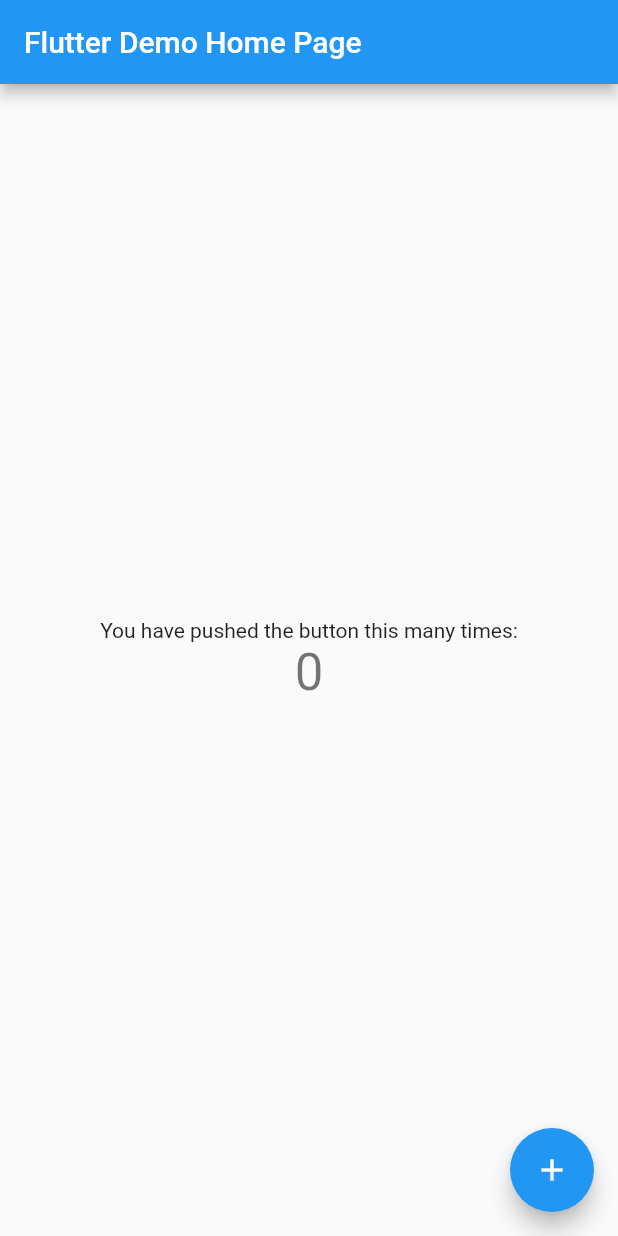
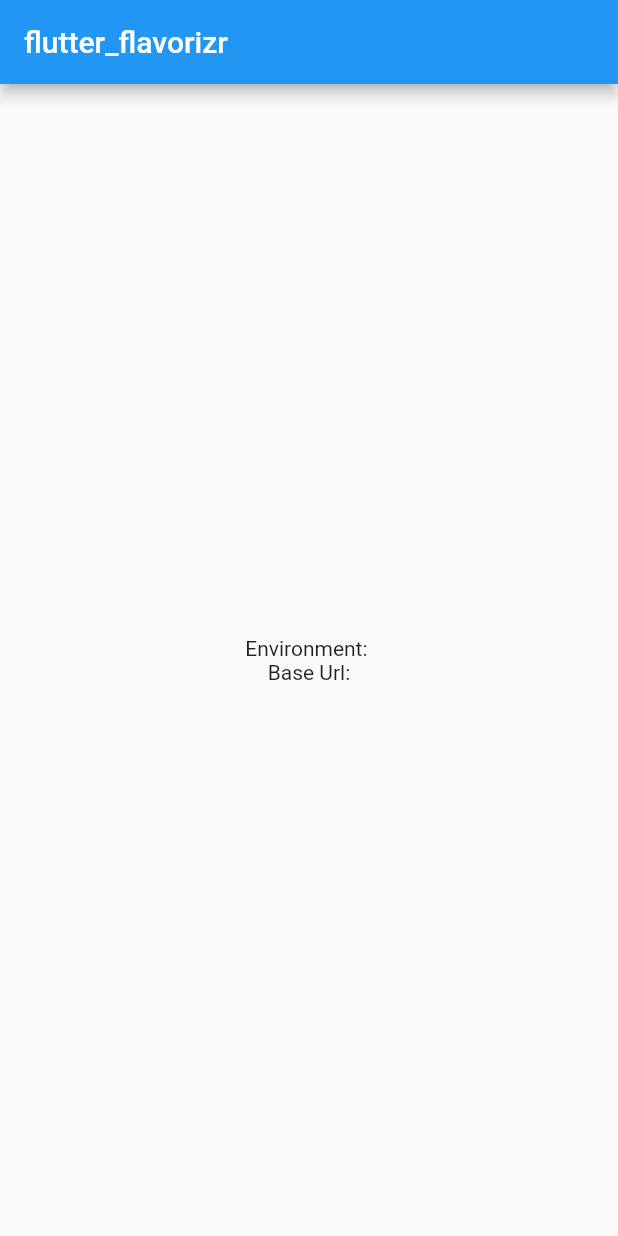
Before and after one commit to WingCH/Learning, a Flutter app: the screen it shows after launch, on a phone screen of 412 x 824 dp. Run offline on Flutter 3.47's test engine with Material 2 defaults, Android fonts, the phone set to English and light mode, and no system bars; our stand-ins replace get, go_router.

Commit message:
[flutter_flavorizr] home page

```diff
--- /dev/null
+++ b/Flutter/flutter_flavorizr/lib/app.dart
@@ -0,0 +1,35 @@
+import 'package:flutter/material.dart';
+
+class App extends StatelessWidget {
+  const App({Key? key}) : super(key: key);
+
+  @override
+  Widget build(BuildContext context) {
+    return MaterialApp(
+      title: 'Flutter Demo',
+      home: Home(),
+    );
+  }
+}
+
+class Home extends StatelessWidget {
+  const Home({Key? key}) : super(key: key);
+
+  @override
+  Widget build(BuildContext context) {
+    return Scaffold(
+      appBar: AppBar(
+        title: const Text('flutter_flavorizr'),
+      ),
+      body: Center(
+        child: Column(
+          mainAxisSize: MainAxisSize.min,
+          children: [
+            Text('Environment: '),
+            Text('Base Url:'),
+          ],
+        ),
+      ),
+    );
+  }
+}
--- a/Flutter/flutter_flavorizr/lib/main.dart
+++ b/Flutter/flutter_flavorizr/lib/main.dart
@@ -1,115 +1,6 @@
 import 'package:flutter/material.dart';
+import 'package:flutter_flavorizr/app.dart';
 
 void main() {
-  runApp(const MyApp());
+  runApp(App());
 }
-
-class MyApp extends StatelessWidget {
-  const MyApp({Key? key}) : super(key: key);
-
-  // This widget is the root of your application.
-  @override
-  Widget build(BuildContext context) {
-    return MaterialApp(
-      title: 'Flutter Demo',
-      theme: ThemeData(
-        // This is the theme of your application.
-        //
-        // Try running your application with "flutter run". You'll see the
-        // application has a blue toolbar. Then, without quitting the app, try
-        // changing the primarySwatch below to Colors.green and then invoke
-        // "hot reload" (press "r" in the console where you ran "flutter run",
-        // or simply save your changes to "hot reload" in a Flutter IDE).
-        // Notice that the counter didn't reset back to zero; the application
-        // is not restarted.
-        primarySwatch: Colors.blue,
-      ),
-      home: const MyHomePage(title: 'Flutter Demo Home Page'),
-    );
-  }
-}
-
-class MyHomePage extends StatefulWidget {
-  const MyHomePage({Key? key, required this.title}) : super(key: key);
-
-  // This widget is the home page of your application. It is stateful, meaning
-  // that it has a State object (defined below) that contains fields that affect
-  // how it looks.
-
-  // This class is the configuration for the state. It holds the values (in this
-  // case the title) provided by the parent (in this case the App widget) and
-  // used by the build method of the State. Fields in a Widget subclass are
-  // always marked "final".
-
-  final String title;
-
-  @override
-  State<MyHomePage> createState() => _MyHomePageState();
-}
-
-class _MyHomePageState extends State<MyHomePage> {
-  int _counter = 0;
-
-  void _incrementCounter() {
-    setState(() {
-      // This call to setState tells the Flutter framework that something has
-      // changed in this State, which causes it to rerun the build method below
-      // so that the display can reflect the updated values. If we changed
-      // _counter without calling setState(), then the build method would not be
-      // called again, and so nothing would appear to happen.
-      _counter++;
-    });
-  }
-
-  @override
-  Widget build(BuildContext context) {
-    // This method is rerun every time setState is called, for instance as done
-    // by the _incrementCounter method above.
-    //
-    // The Flutter framework has been optimized to make rerunning build methods
-    // fast, so that you can just rebuild anything that needs updating rather
-    // than having to individually change instances of widgets.
-    return Scaffold(
-      appBar: AppBar(
-        // Here we take the value from the MyHomePage object that was created by
-        // the App.build method, and use it to set our appbar title.
-        title: Text(widget.title),
-      ),
-      body: Center(
-        // Center is a layout widget. It takes a single child and positions it
-        // in the middle of the parent.
-        child: Column(
-          // Column is also a layout widget. It takes a list of children and
-          // arranges them vertically. By default, it sizes itself to fit its
-          // children horizontally, and tries to be as tall as its parent.
-          //
-          // Invoke "debug painting" (press "p" in the console, choose the
-          // "Toggle Debug Paint" action from the Flutter Inspector in Android
-          // Studio, or the "Toggle Debug Paint" command in Visual Studio Code)
-          // to see the wireframe for each widget.
-          //
-          // Column has various properties to control how it sizes itself and
-          // how it positions its children. Here we use mainAxisAlignment to
-          // center the children vertically; the main axis here is the vertical
-          // axis because Columns are vertical (the cross axis would be
-          // horizontal).
-          mainAxisAlignment: MainAxisAlignment.center,
-          children: <Widget>[
-            const Text(
-              'You have pushed the button this many times:',
-            ),
-            Text(
-              '$_counter',
-              style: Theme.of(context).textTheme.headline4,
-            ),
-          ],
-        ),
-      ),
-      floatingActionButton: FloatingActionButton(
-        onPressed: _incrementCounter,
-        tooltip: 'Increment',
-        child: const Icon(Icons.add),
-      ), // This trailing comma makes auto-formatting nicer for build methods.
-    );
-  }
-}
```
